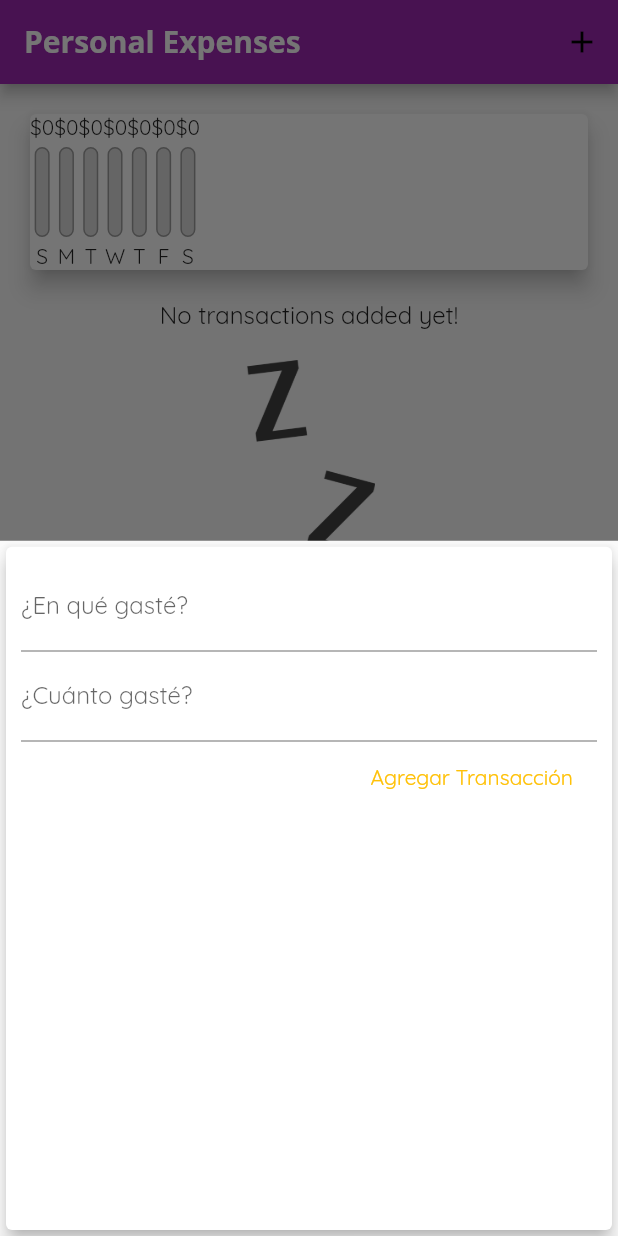
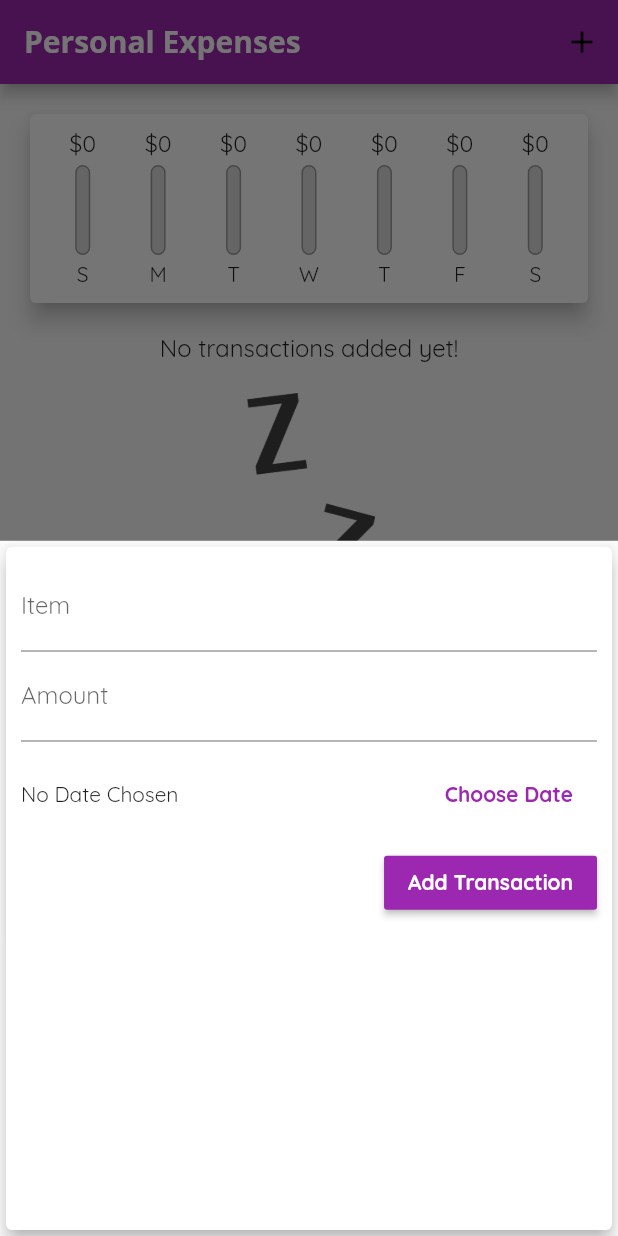
Before and after one commit to camilizarazo/personal_expenses_finished, a Flutter app: the screen it shows after launch, after a tap on the "add" icon, on a phone screen of 412 x 824 dp. Run offline on Flutter 3.47's test engine with Material 2 defaults, Android fonts, the phone set to English and light mode, and no system bars.

Commit message:
Finished and polished. I just need to fix some behavior about colorScheme in the main.dart.
It would be great if replace deprecated buttons.

```diff
--- a/lib/main.dart
+++ b/lib/main.dart
@@ -1,7 +1,8 @@
 import 'package:flutter/material.dart';
-import 'package:personal_expenses/widgets/chart.dart';
-import '/widgets/new_transaction.dart';
-import '/widgets/transaction_list.dart';
+
+import 'widgets/chart.dart';
+import 'widgets/new_transaction.dart';
+import 'widgets/transaction_list.dart';
 import 'models/transaction.dart';
 
 void main() => runApp(MyApp());
@@ -68,11 +69,12 @@ class _MyHomePageState extends State<MyHomePage> {
     }).toList();
   }
 
-  void _addNewTransaction(String txTitle, double txAmount) {
+  void _addNewTransaction(
+      String txTitle, double txAmount, DateTime chosenDate) {
     final newTx = Transaction(
       title: txTitle,
       amount: txAmount,
-      date: DateTime.now(),
+      date: chosenDate,
       id: DateTime.now().toString(),
     );
 
@@ -88,6 +90,14 @@ class _MyHomePageState extends State<MyHomePage> {
         return NewTransaction(_addNewTransaction);
       },
     );
+  }
+
+  void _deleteTransaction(String id) {
+    setState(() {
+      _userTransactions.removeWhere((tx) {
+        return tx.id == id;
+      });
+    });
   }
 
   @override
@@ -108,7 +118,7 @@ class _MyHomePageState extends State<MyHomePage> {
           crossAxisAlignment: CrossAxisAlignment.stretch,
           children: <Widget>[
             Chart(_recentTransactions),
-            TransactionList(_userTransactions)
+            TransactionList(_userTransactions, _deleteTransaction)
           ],
         ),
       ),
--- a/lib/widgets/chart.dart
+++ b/lib/widgets/chart.dart
@@ -1,7 +1,7 @@
 import 'package:flutter/material.dart';
 import 'package:intl/intl.dart';
 
-import '../models/transaction.dart';
+import '/models/transaction.dart';
 import 'chart_bar.dart';
 
 class Chart extends StatelessWidget {
@@ -29,7 +29,7 @@ class Chart extends StatelessWidget {
         'day': DateFormat.E().format(weekDay).substring(0, 1),
         'amount': totalSum
       };
-    });
+    }).reversed.toList();
   }
 
   double get totalSpending {
@@ -43,15 +43,23 @@ class Chart extends StatelessWidget {
     return Card(
       elevation: 6,
       margin: EdgeInsets.all(20),
+      child: Padding(
+        padding: EdgeInsets.all(10),
         child: Row(
-        children: groupedTransactionValues.reversed.map((data) {
-          return ChartBar(
+          mainAxisAlignment: MainAxisAlignment.spaceAround,
+          children: groupedTransactionValues.map((data) {
+            //Expanded is the same as Flexible with FlexFit.tight
+            return Flexible(
+              fit: FlexFit.tight,
+              child: ChartBar(
                   data['day'].toString(),
                   data['amount'] as double,
                   totalSpending == 0.0
                       ? 0.0
-                  : (data['amount'] as double) / totalSpending);
+                      : (data['amount'] as double) / totalSpending),
+            );
           }).toList(),
+        ),
       ),
     );
   }
--- a/lib/widgets/chart_bar.dart
+++ b/lib/widgets/chart_bar.dart
@@ -10,7 +10,12 @@ class ChartBar extends StatelessWidget {
   @override
   Widget build(BuildContext context) {
     return Column(children: <Widget>[
-      Text('\$${spendingAmount.toStringAsFixed(0)}'),
+      Container(
+        height: 20,
+        child: FittedBox(
+          child: Text('\$${spendingAmount.toStringAsFixed(0)}'),
+        ),
+      ),
       SizedBox(
         height: 4,
       ),
--- a/lib/widgets/new_transaction.dart
+++ b/lib/widgets/new_transaction.dart
@@ -1,4 +1,5 @@
 import 'package:flutter/material.dart';
+import 'package:intl/intl.dart';
 
 class NewTransaction extends StatefulWidget {
   final Function addTx;
@@ -10,24 +11,44 @@ class NewTransaction extends StatefulWidget {
 }
 
 class _NewTransactionState extends State<NewTransaction> {
-  final titleController = TextEditingController();
+  final _titleController = TextEditingController();
+  final _amountController = TextEditingController();
+  DateTime? _selectedDate;
 
-  final amountController = TextEditingController();
+  void _submitData() {
+    if (_amountController.text.isEmpty) {
+      return;
+    }
+    final enteredTitle = _titleController.text;
+    final enteredAmount = double.parse(_amountController.text);
 
-  void submitData() {
-    final enteredTitle = titleController.text;
-    final enteredAmount = double.parse(amountController.text);
-
-    if (enteredTitle.isEmpty || enteredAmount <= 0) {
+    if (enteredTitle.isEmpty || enteredAmount <= 0 || _selectedDate == null) {
       return;
     }
 
     widget.addTx(
       enteredTitle,
       enteredAmount,
+      _selectedDate,
     );
 
     Navigator.of(context).pop();
+  }
+
+  void _presentDatePicker() {
+    showDatePicker(
+      context: context,
+      initialDate: DateTime.now(),
+      firstDate: DateTime(2022),
+      lastDate: DateTime.now(),
+    ).then((pickedDate) {
+      if (pickedDate == null) {
+        return;
+      }
+      setState(() {
+        _selectedDate = pickedDate;
+      });
+    });
   }
 
   @override
@@ -40,27 +61,51 @@ class _NewTransactionState extends State<NewTransaction> {
           crossAxisAlignment: CrossAxisAlignment.end,
           children: <Widget>[
             TextField(
-              decoration: InputDecoration(labelText: '¿En qué gasté?'),
-              controller: titleController,
-              onSubmitted: (_) => submitData(),
+              decoration: InputDecoration(labelText: 'Item'),
+              controller: _titleController,
+              onSubmitted: (_) => _submitData(),
 
               // onChanged: (val) {
               //   titleInput = val;
               // },
             ),
             TextField(
-              decoration: InputDecoration(labelText: '¿Cuánto gasté?'),
-              controller: amountController,
+              decoration: InputDecoration(labelText: 'Amount'),
+              controller: _amountController,
               keyboardType: TextInputType.number,
-              onSubmitted: (_) => submitData(),
+              onSubmitted: (_) => _submitData(),
               // onChanged: (val) {
               //   amountInput = val;
               // },
             ),
-            FlatButton(
-              child: Text('Agregar Transacción'),
-              textColor: Theme.of(context).colorScheme.secondary,
-              onPressed: submitData,
+            Container(
+              height: 70,
+              child: Row(children: <Widget>[
+                Expanded(
+                  child: Text(
+                    _selectedDate == null
+                        ? 'No Date Chosen'
+                        : 'Picked Date: ${(DateFormat.yMd().format(_selectedDate!)).toString()}',
+                  ),
+                ),
+                FlatButton(
+                  textColor: Theme.of(context).colorScheme.primary,
+                  child: Text(
+                    'Choose Date',
+                    style: TextStyle(fontWeight: FontWeight.bold),
+                  ),
+                  onPressed: _presentDatePicker,
+                ),
+              ]),
+            ),
+            RaisedButton(
+              child: Text(
+                'Add Transaction',
+                style: TextStyle(fontWeight: FontWeight.bold),
+              ),
+              color: Theme.of(context).colorScheme.primary,
+              textColor: Colors.white,
+              onPressed: _submitData,
             )
           ],
         ),
```
Also changed, not shown: lib/widgets/transaction_list.dart (+32 -44 lines). Lines whose indentation alone changed are shown as unchanged.
